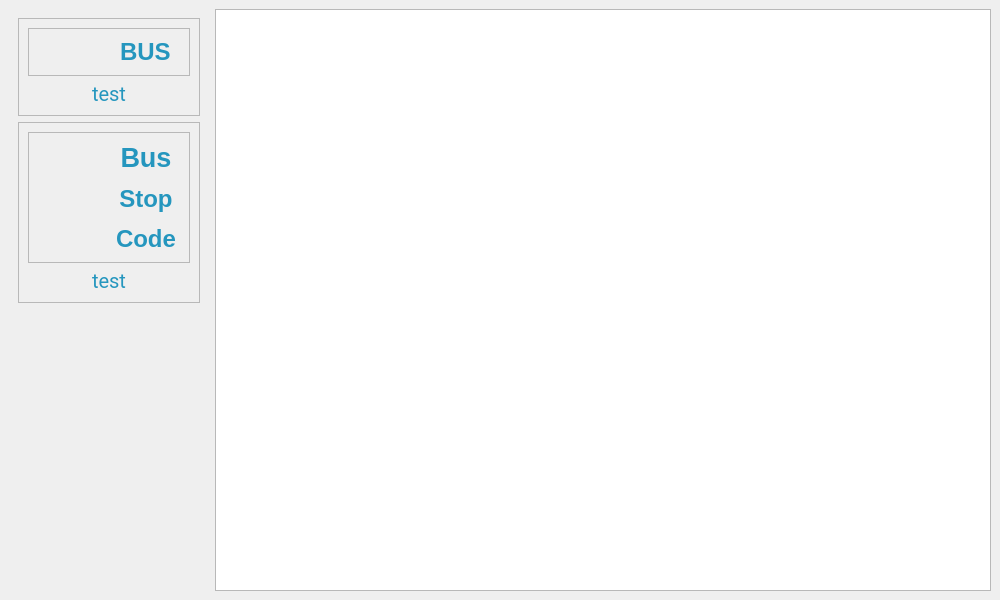
The window that SGBusApp/page4.ui (FaithWH14/project_2024) describes before a commit, drawn with Qt 5.
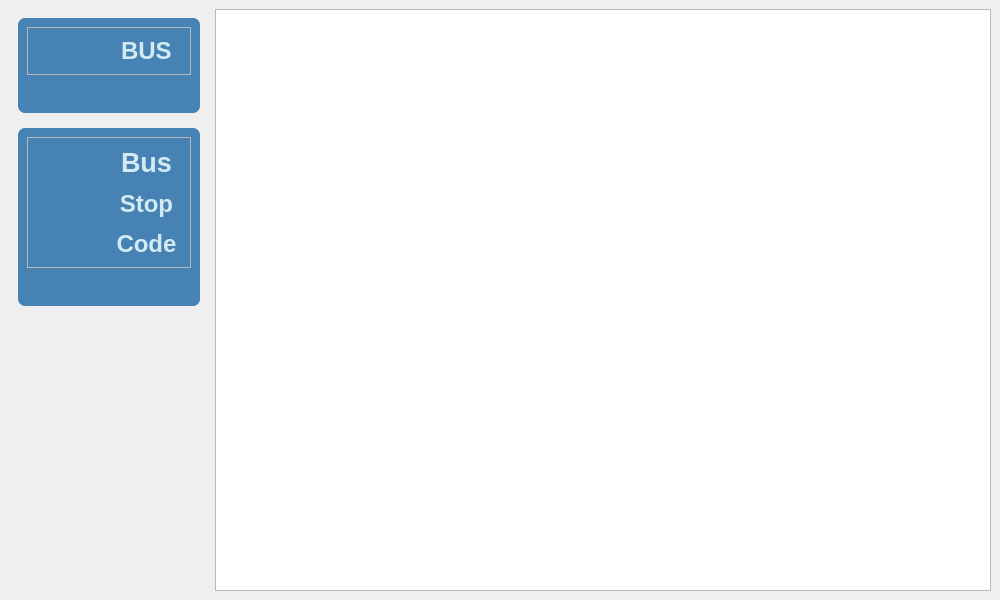
The same window after the commit. Icons and pictures are not drawn.

Commit message: cpp-02-03: style and design the ui

The edit to the form file:
```diff
--- a/SGBusApp/page4.ui
+++ b/SGBusApp/page4.ui
@@ -25,7 +25,16 @@
     </font>
    </property>
    <property name="styleSheet">
-    <string notr="true"/>
+    <string notr="true">listView {
+	border-radius:5px;
+}
+#frame,#frame_2{
+	background-color:#4682B4;
+	border-radius:7px;
+}
+#busLabel,#busTotalLabel,#busValue,#totalBusValue{
+	color: #d3eaf2;
+}</string>
    </property>
    <layout class="QHBoxLayout" name="horizontalLayout">
     <item>
@@ -43,6 +52,9 @@
        </size>
       </property>
       <layout class="QVBoxLayout" name="verticalLayout">
+       <property name="spacing">
+        <number>15</number>
+       </property>
        <item>
         <widget class="QFrame" name="frame">
          <property name="sizePolicy">
@@ -100,10 +112,15 @@
              <font>
               <family>Roboto</family>
               <pointsize>15</pointsize>
+              <italic>true</italic>
+              <bold>true</bold>
              </font>
             </property>
             <property name="text">
-             <string>test</string>
+             <string/>
+            </property>
+            <property name="alignment">
+             <set>Qt::AlignCenter</set>
             </property>
            </widget>
           </item>
@@ -185,10 +202,15 @@
              <font>
               <family>Roboto</family>
               <pointsize>15</pointsize>
+              <italic>true</italic>
+              <bold>true</bold>
              </font>
             </property>
             <property name="text">
-             <string>test</string>
+             <string/>
+            </property>
+            <property name="alignment">
+             <set>Qt::AlignCenter</set>
             </property>
            </widget>
           </item>
```
Left out of the diff: 7 changed lines with no effect on the pictures. The commit also changes 5 other files.
